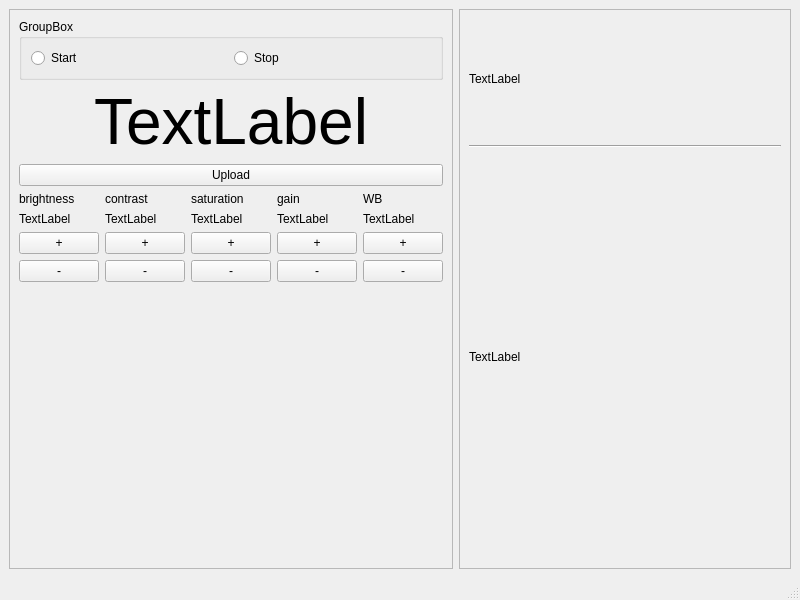
The window that mainwindow.ui (horvathzoltan/camtest) describes before a commit, drawn with Qt 5.
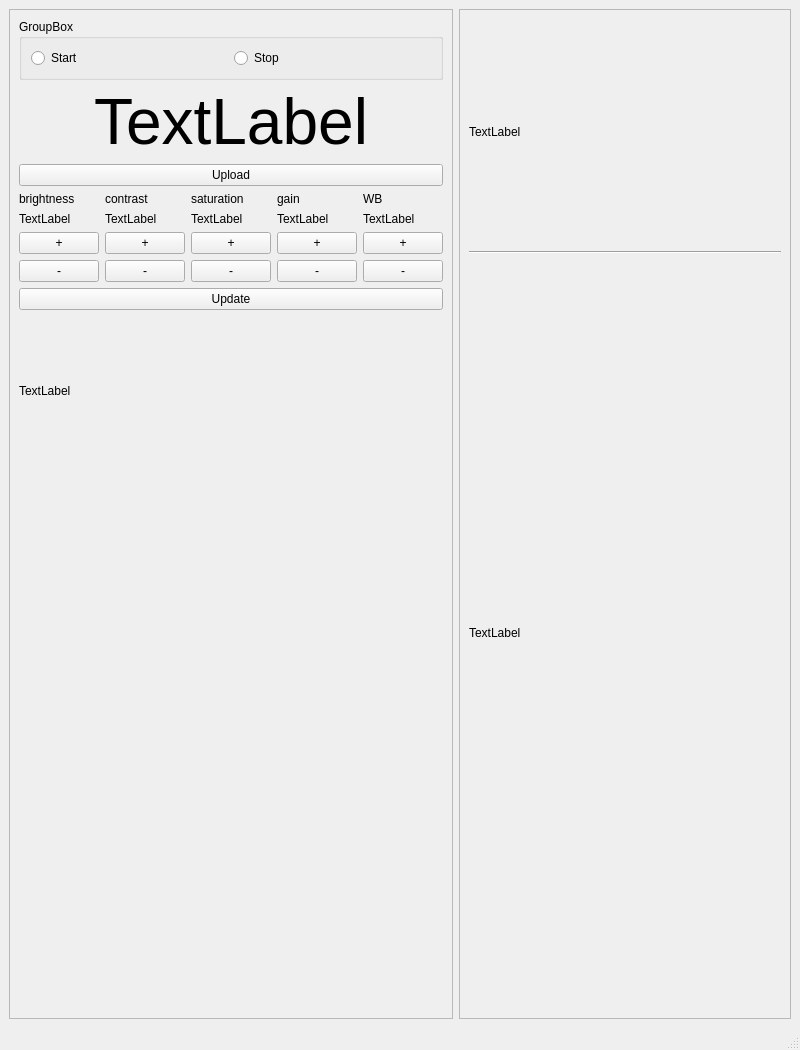
The same window after the commit.

```diff
--- a/mainwindow.ui
+++ b/mainwindow.ui
@@ -7,7 +7,7 @@
     <x>0</x>
     <y>0</y>
     <width>800</width>
-    <height>600</height>
+    <height>1050</height>
    </rect>
   </property>
   <property name="windowTitle">
@@ -213,6 +213,26 @@
          </item>
         </layout>
        </item>
+       <item>
+        <widget class="QPushButton" name="pushButton_update">
+         <property name="text">
+          <string>Update</string>
+         </property>
+        </widget>
+       </item>
+       <item>
+        <widget class="QLabel" name="label_msg">
+         <property name="minimumSize">
+          <size>
+           <width>0</width>
+           <height>150</height>
+          </size>
+         </property>
+         <property name="text">
+          <string>TextLabel</string>
+         </property>
+        </widget>
+       </item>
        <item>
         <spacer name="verticalSpacer">
          <property name="orientation">
```
